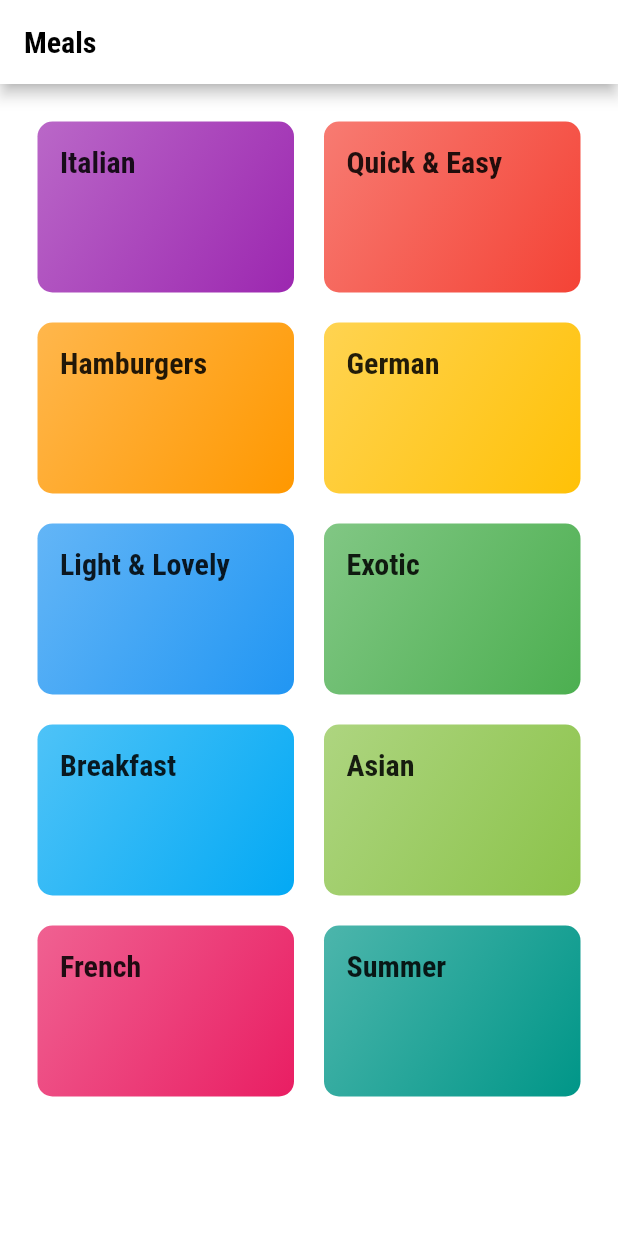
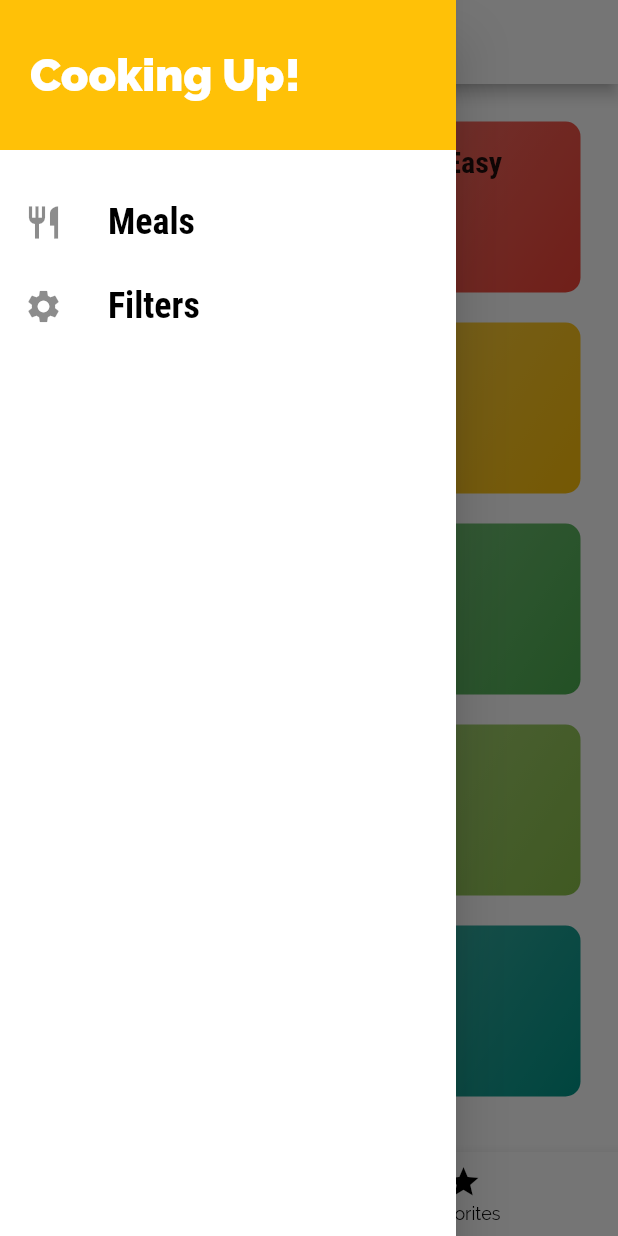
Before and after one commit to emmanuelorobinson/meals-app, a Flutter app: the screen it shows after launch, with the side drawer open (before the commit the screen has no drawer), on a phone screen of 412 x 824 dp. Run offline on Flutter 3.47's test engine with Material 2 defaults, Android fonts, the phone set to English and light mode, and no system bars.

Commit message:
final commit with filters and favourites navbar

```diff
--- a/lib/main.dart
+++ b/lib/main.dart
@@ -1,8 +1,13 @@
 import 'package:flutter/cupertino.dart';
 import 'package:flutter/material.dart';
 
+import 'models/meal.dart';
+import './dummy_data.dart';
+import 'views/tabs.dart';
+import 'views/meal_detail.dart';
 import 'views/category_meals.dart';
 import 'views/categories.dart';
+import 'views/filters.dart';
 
 final Map<int, Color> _white900Map = {
   50: const Color.fromRGBO(255, 255, 255, .1),
@@ -23,8 +28,65 @@ void main() {
   runApp(const MyApp());
 }
 
-class MyApp extends StatelessWidget {
+class MyApp extends StatefulWidget {
   const MyApp({super.key});
+
+  @override
+  State<MyApp> createState() => _MyAppState();
+}
+
+class _MyAppState extends State<MyApp> {
+  List<Meal> _availableMeals = DUMMY_MEALS;
+  List<Meal> _favoriteMeals = [];
+
+  Map<String, bool> _filters = {
+    'gluten': false,
+    'lactose': false,
+    'vegan': false,
+    'vegetarian': false,
+  };
+
+  void _setFilters(Map<String, bool> filterData) {
+    setState(() {
+      _filters = filterData;
+
+      _availableMeals = DUMMY_MEALS.where((meal) {
+        if (_filters['gluten']! && !meal.isGlutenFree) {
+          return false;
+        }
+        if (_filters['lactose']! && !meal.isLactoseFree) {
+          return false;
+        }
+        if (_filters['vegan']! && !meal.isVegan) {
+          return false;
+        }
+        if (_filters['vegetarian']! && !meal.isVegetarian) {
+          return false;
+        }
+        return true;
+      }).toList();
+    });
+  }
+
+  void _toggleFavorite(String mealId) {
+    final existingIndex =
+        _favoriteMeals.indexWhere((meal) => meal.id == mealId);
+    if (existingIndex >= 0) {
+      setState(() {
+        _favoriteMeals.removeAt(existingIndex);
+      });
+    } else {
+      setState(() {
+        _favoriteMeals.add(
+          DUMMY_MEALS.firstWhere((meal) => meal.id == mealId),
+        );
+      });
+    }
+  }
+
+  bool _isMealFavorite(String id) {
+    return _favoriteMeals.any((meal) => meal.id == id);
+  }
 
   // This widget is the root of your application.
   @override
@@ -47,7 +109,7 @@ class MyApp extends StatelessWidget {
             ),
       ),
       // home: const MyHomePage(title: 'Meals'),
-      home: const Categories(),
+      home: TabScreen(_favoriteMeals),
       // routes: {
       //   '/categories': (context) => const Categories(),
       //   '/category-meals': (context) => CategoryMeals(),
@@ -56,35 +118,21 @@ class MyApp extends StatelessWidget {
         switch (settings.name) {
           case '/':
             return CupertinoPageRoute(
-                builder: (_) => Categories(), settings: settings);
+                builder: (_) => TabScreen(_favoriteMeals), settings: settings);
           case CategoryMeals.routeName:
             return CupertinoPageRoute(
-                builder: (_) => CategoryMeals(), settings: settings);
+                builder: (_) => CategoryMeals(_availableMeals),
+                settings: settings);
+          case MealDetail.routeName:
+            return CupertinoPageRoute(
+                builder: (_) => MealDetail(_toggleFavorite, _isMealFavorite),
+                settings: settings);
+          case Filters.routeName:
+            return CupertinoPageRoute(
+                builder: (_) => Filters(_filters, _setFilters),
+                settings: settings);
         }
       },
     );
   }
 }
-
-class MyHomePage extends StatefulWidget {
-  const MyHomePage({super.key, required this.title});
-
-  final String title;
-
-  @override
-  State<MyHomePage> createState() => _MyHomePageState();
-}
-
-class _MyHomePageState extends State<MyHomePage> {
-  @override
-  Widget build(BuildContext context) {
-    return Scaffold(
-      appBar: AppBar(
-        title: Text(widget.title),
-      ),
-      body: Center(
-        child: Text('Navigation'),
-      ),
-    );
-  }
-}
--- a/lib/views/categories.dart
+++ b/lib/views/categories.dart
@@ -8,11 +8,7 @@ class Categories extends StatelessWidget {
 
   @override
   Widget build(BuildContext context) {
-    return Scaffold(
-      appBar: AppBar(
-        title: const Text('Meals'),
-      ),
-      body: GridView(
+    return GridView(
       padding: const EdgeInsets.all(25),
       children: <Widget>[
         for (final category in DUMMY_CATEGORIES)
@@ -23,7 +19,6 @@ class Categories extends StatelessWidget {
           childAspectRatio: 3 / 2,
           crossAxisSpacing: 20,
           mainAxisSpacing: 20),
-      ),
     );
   }
 }
--- /dev/null
+++ b/lib/views/tabs.dart
@@ -0,0 +1,75 @@
+import 'package:flutter/material.dart';
+
+import '../models/meal.dart';
+import './categories.dart';
+import './favorites.dart';
+import '../widgets/main_drawer.dart';
+
+class TabScreen extends StatefulWidget {
+  final List favoriteMeals;
+
+  const TabScreen(this.favoriteMeals, {super.key});
+
+  @override
+  State<TabScreen> createState() => _TabScreenState();
+}
+
+class _TabScreenState extends State<TabScreen> {
+  int _selectedPageIndex = 0;
+  late List<Map<String, Object>> _pages;
+
+  void _selectPage(int index) {
+    setState(() {
+      _selectedPageIndex = index;
+    });
+  }
+
+  @override
+  void initState() {
+    _pages = [
+      {
+        'page': const Categories(),
+        'title': 'Categories',
+      },
+      {
+        'page': Favorites(widget.favoriteMeals as List<Meal>),
+        'title': 'Your Favorites',
+      },
+    ];
+    super.initState();
+  }
+
+  @override
+  Widget build(BuildContext context) {
+    return Scaffold(
+      appBar: AppBar(
+        title: Text(_pages[_selectedPageIndex]['title'] as String),
+      ),
+      drawer: const MainDrawer(),
+      body: _pages[_selectedPageIndex]['page'] as Widget,
+
+      //put navigation bar on the bottom floating from the bottom and on top of the body
+      bottomNavigationBar: BottomNavigationBar(
+        onTap: (int index) {
+          setState(() {
+            _selectedPageIndex = index;
+          });
+        },
+        backgroundColor: Theme.of(context).primaryColor,
+        unselectedItemColor: Colors.black,
+        selectedItemColor: Theme.of(context).accentColor,
+        currentIndex: _selectedPageIndex,
+        items: const [
+          BottomNavigationBarItem(
+            icon: Icon(Icons.category),
+            label: 'Categories',
+          ),
+          BottomNavigationBarItem(
+            icon: Icon(Icons.star),
+            label: 'Favorites',
+          ),
+        ],
+      ),
+    );
+  }
+}
--- /dev/null
+++ b/lib/widgets/main_drawer.dart
@@ -0,0 +1,68 @@
+import 'package:flutter/material.dart';
+
+import '../views/filters.dart';
+
+class MainDrawer extends StatelessWidget {
+  const MainDrawer({super.key});
+
+  Widget buildListTile(String title, IconData icon, Function tapHandler) {
+    return ListTile(
+      leading: Icon(
+        icon,
+        size: 26,
+      ),
+      title: Text(
+        title,
+        style: const TextStyle(
+          fontFamily: 'RobotoCondensed',
+          fontSize: 24,
+          fontWeight: FontWeight.bold,
+          color: Colors.black,
+        ),
+      ),
+      onTap: () => tapHandler(),
+    );
+  }
+
+  @override
+  Widget build(BuildContext context) {
+    return Drawer(
+      child: Column(
+        children: <Widget>[
+          Container(
+            height: 100,
+            width: double.infinity,
+            padding: const EdgeInsets.all(20),
+            alignment: Alignment.centerLeft,
+            color: Theme.of(context).accentColor,
+            child: const Text(
+              'Cooking Up!',
+              style: TextStyle(
+                fontWeight: FontWeight.w900,
+                fontSize: 30,
+                color: Colors.white,
+              ),
+            ),
+          ),
+          const SizedBox(
+            height: 20,
+          ),
+          buildListTile(
+            'Meals',
+            Icons.restaurant,
+            () {
+              Navigator.of(context).pushReplacementNamed('/');
+            },
+          ),
+          buildListTile(
+            'Filters',
+            Icons.settings,
+            () {
+              Navigator.of(context).pushReplacementNamed(Filters.routeName);
+            },
+          ),
+        ],
+      ),
+    );
+  }
+}
```
Also changed, not shown: lib/views/category_meals.dart (+50 -12 lines), lib/views/favorites.dart (added, +36 -0 lines), lib/views/filters.dart (added, +126 -0 lines), lib/views/meal_detail.dart (added, +107 -0 lines), lib/widgets/meal_item.dart (added, +157 -0 lines). Lines whose indentation alone changed are shown as unchanged.
